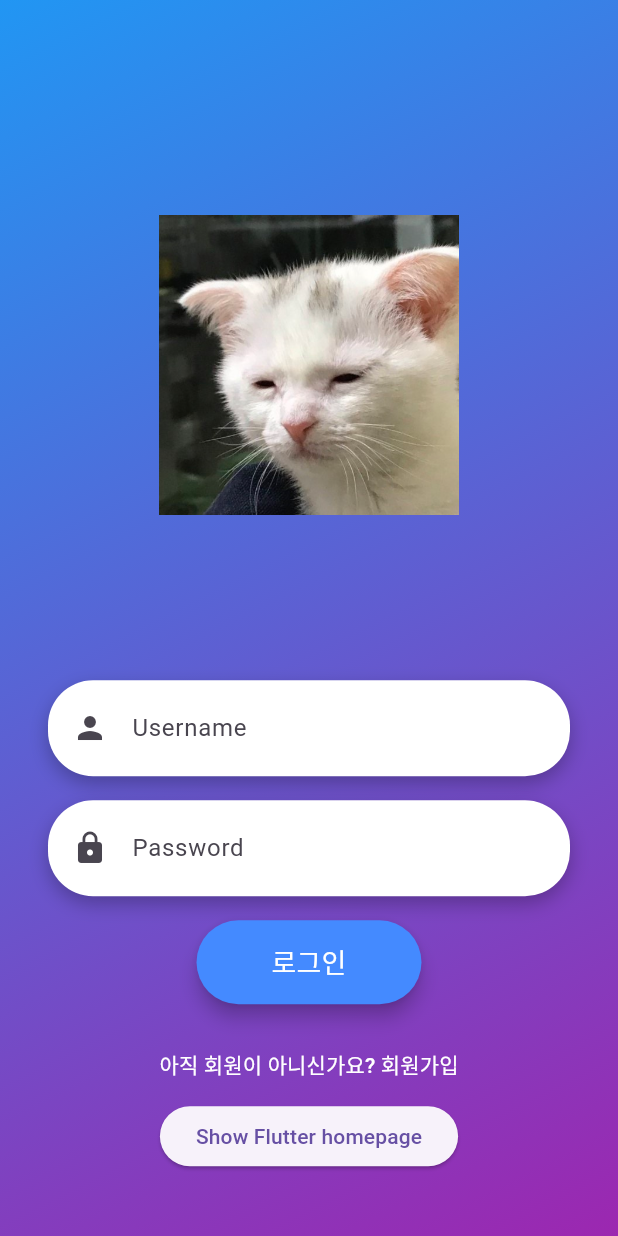
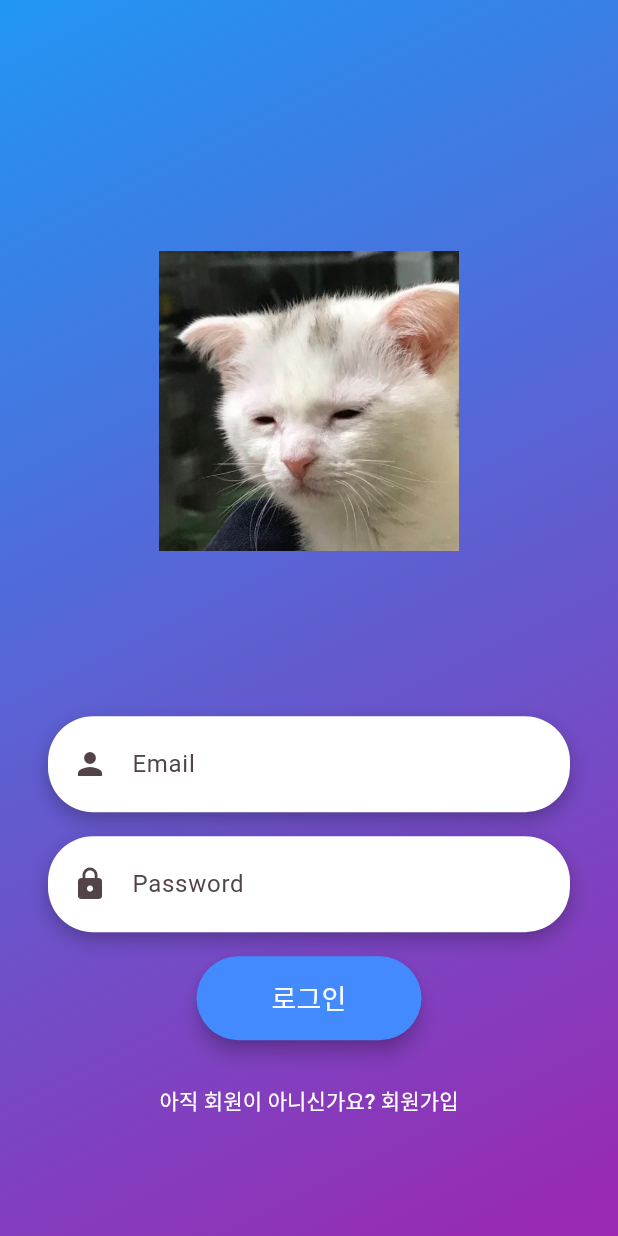
Before and after one commit to 2021-SMHRD-KDT-AI-17/Bulldozer, a Flutter app: the screen it shows after launch, after a tap on "로그인", on a phone screen of 412 x 824 dp. Run offline on Flutter 3.47's test engine with Material 3 defaults, Android fonts, the phone set to English and light mode, and no system bars; our stand-ins replace firebase_auth, firebase_core, flutter_secure_storage, fluttertoast, mvc_pattern; missing offline and left inert: mysql_client; accounts and stored records are empty.

Commit message:
중간설정

```diff
--- a/lib/main.dart
+++ b/lib/main.dart
@@ -1,13 +1,28 @@
 import 'package:bulldozer/view/join_page.dart';
-// import 'package:project_bulldozer/report_check_page.dart';
+import 'package:bulldozer/view/user_main.dart';
+import 'package:firebase_core/firebase_core.dart';
 import 'package:flutter/material.dart';
+import 'package:flutter_secure_storage/flutter_secure_storage.dart';
+import 'package:mysql_client/mysql_client.dart';
+import 'package:bulldozer/controller/user_controller.dart';
+import 'package:bulldozer/model/user_Model.dart';
+// import 'package:bulldozer/view/AdminView.dart';
+// import 'package:bulldozer/view/DictView.dart';
+// import 'package:bulldozer/view/JoinView.dart';
+// import 'package:bulldozer/view/UrlListView.dart';
+// import 'package:bulldozer/view/UserMainView.dart';
+// import 'package:bulldozer/view/test.dart';
+// import 'package:bulldozer/view/testview.dart';
+// import 'package:bulldozer/view/UserListView.dart';
 // import 'package:url_launcher/url_launcher.dart';
+import 'package:bulldozer/db_main.dart';
+import 'package:mvc_pattern/mvc_pattern.dart';
 
+final Uri _url = Uri.parse('https://naver.com');
 
-// final Uri _url = Uri.parse('https://naver.com');
-
-
-void main() {
+void main() async{
+  WidgetsFlutterBinding.ensureInitialized();
+  await Firebase.initializeApp();
   runApp(const MyApp());
 }
 
@@ -17,19 +32,17 @@ class MyApp extends StatelessWidget {
   @override
   Widget build(BuildContext context) {
     return MaterialApp(
-      title: 'Flutter Demo',
       theme: ThemeData(
+        colorScheme: ColorScheme.fromSeed(seedColor: Colors.black),
         useMaterial3: true,
       ),
-      home: const MyHomePage(),
+      home: MyHomePage(),
     );
   }
 }
 
 class MyHomePage extends StatefulWidget {
   const MyHomePage({super.key});
-
-
 
   @override
   State<MyHomePage> createState() => _MyHomePageState();
@@ -44,9 +57,16 @@ class _MyHomePageState extends State<MyHomePage> with TickerProviderStateMixin {
   late Animation<double> _rotationAnimation;
   late Animation<double> _formAnimation;
 
+  late userController UserController;
+
+  TextEditingController _idCon = TextEditingController();
+  TextEditingController _pwCon = TextEditingController();
+
   @override
   void initState() {
     super.initState();
+
+    UserController = userController();
 
     _fadeController = AnimationController(
       duration: const Duration(seconds: 2),
@@ -133,9 +153,10 @@ class _MyHomePageState extends State<MyHomePage> with TickerProviderStateMixin {
     _fadeController.dispose();
     _moveController.dispose();
     _formController.dispose();
+    _idCon.dispose();
+    _pwCon.dispose();
     super.dispose();
   }
-
 
   @override
   Widget build(BuildContext context) {
@@ -223,10 +244,11 @@ class _MyHomePageState extends State<MyHomePage> with TickerProviderStateMixin {
                 ),
               ],
             ),
-            child: const TextField(
-              decoration: InputDecoration(
+            child: TextField(
+              controller: _idCon,
+              decoration: const InputDecoration(
                 icon: Icon(Icons.person),
-                hintText: 'Username',
+                hintText: 'Email',
                 border: InputBorder.none,
               ),
             ),
@@ -245,9 +267,10 @@ class _MyHomePageState extends State<MyHomePage> with TickerProviderStateMixin {
                 ),
               ],
             ),
-            child: const TextField(
+            child: TextField(
+              controller: _pwCon,
               obscureText: true,
-              decoration: InputDecoration(
+              decoration: const InputDecoration(
                 icon: Icon(Icons.lock),
                 hintText: 'Password',
                 border: InputBorder.none,
@@ -256,7 +279,13 @@ class _MyHomePageState extends State<MyHomePage> with TickerProviderStateMixin {
           ),
           const SizedBox(height: 16),
           ElevatedButton(
-            onPressed: () {},
+            onPressed: () {
+              // 로그인 메서드 자리
+              _login(_idCon.text, _pwCon.text);
+
+              print('Username: ${_idCon.text}');
+              print('Password: ${_pwCon.text}');
+            },
             style: ElevatedButton.styleFrom(
               backgroundColor: Colors.blueAccent, // primary 대신 backgroundColor 사용
               foregroundColor: Colors.white, // onPrimary 대신 foregroundColor 사용
@@ -271,16 +300,40 @@ class _MyHomePageState extends State<MyHomePage> with TickerProviderStateMixin {
           const SizedBox(height: 16),
           TextButton(
             onPressed: () {
-              Navigator.push(context, MaterialPageRoute(builder: (_)=> const JoinPage()));
-
+              Navigator.push(context, MaterialPageRoute(builder: (_) => const JoinPage()));
             },
             child: const Text('아직 회원이 아니신가요? 회원가입', style: TextStyle(color: Colors.white)),
           ),
-          ElevatedButton(onPressed: //_launchUrl
-              (){}
-            , child: Text('Show Flutter homepage'), )
+          // ElevatedButton(
+          //   onPressed: _launchUrl,
+          //   child: const Text('Show Flutter homepage'),
+          // ),
         ],
       ),
     );
   }
+
+  // 로그인
+  Future<void> _login(String email, String pw) async{
+    final storage = FlutterSecureStorage();
+    await UserController.login(email, pw);
+    print(res);
+
+    if(res[0][0] == pw && email != 'admin'){
+      // 로그인 성공
+      print('로그인 성공');
+      await storage.write(key: 'loginM', value: '${email}');
+      String? value = await storage.read(key: 'loginM');
+      print('${value}');
+
+      Navigator.push(context, MaterialPageRoute(builder: (context) => UserMain(),));
+    } else if (res[0][0] == 'admin' && email == 'admin') {
+      print('관리자');
+      // Navigator.push(context, MaterialPageRoute(builder: (context) => AdminPage(),));
+    } else {
+      // 로그인 실패
+      print('로그인 실패');
+    }
+  }
+
 }
--- a/pubspec.yaml
+++ b/pubspec.yaml
@@ -35,6 +35,7 @@ dependencies:
   mysql_client: ^0.0.27
   sqflite: ^2.3.3+1
   mvc_pattern: ^8.12.0
+  flutter_secure_storage: ^9.2.2
 
 dev_dependencies:
   flutter_test:
```
Also changed, not shown: lib/controller/user_controller.dart (renamed from lib/user_controller.dart, +16 -3 lines), lib/login/firebase_service.dart (renamed from lib/firebase_service.dart, +42 -27 lines), lib/testmain.dart (+15 -6 lines), lib/view/join_page.dart (+54 -16 lines), lib/view/user_main.dart (added, +205 -0 lines), pubspec.lock, 6 other files.
